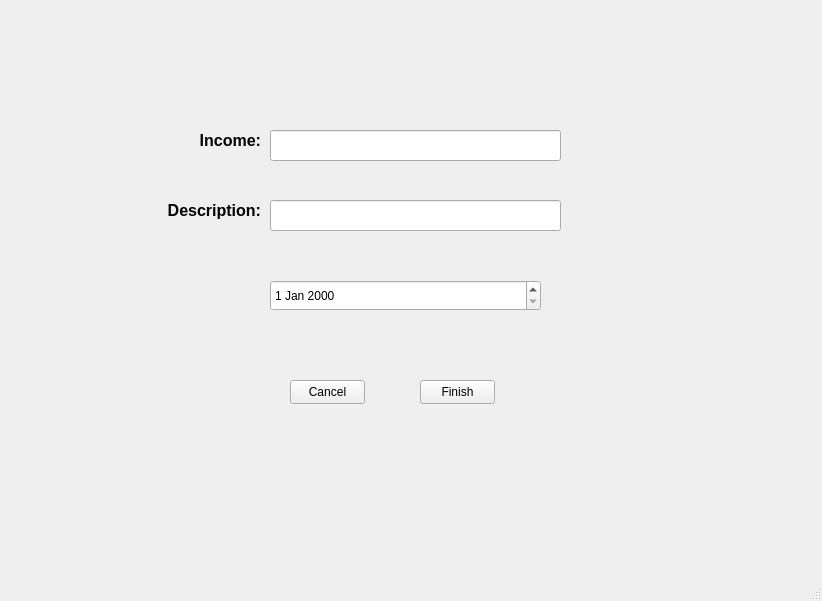
First picture: the form in mainwindow.ui, repository WangBo-YL/QtBudget, before the edit.
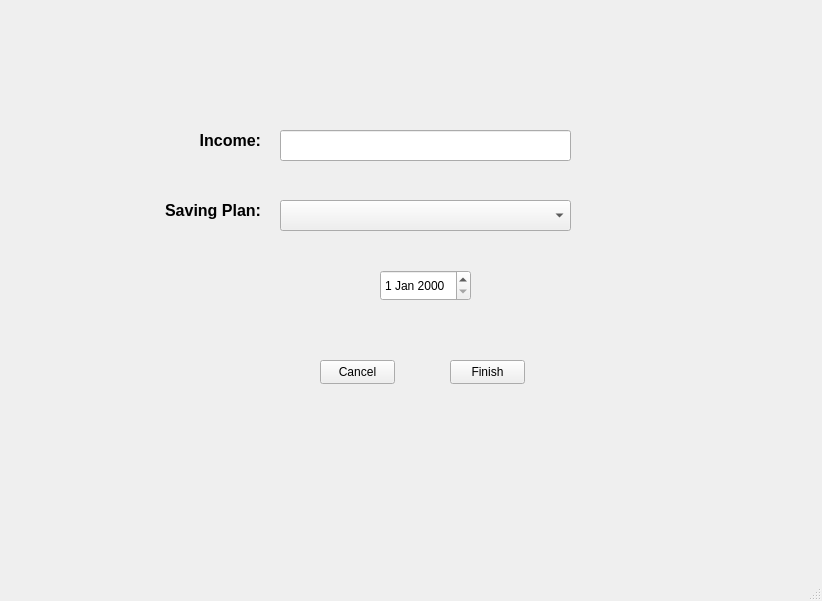
Second picture: the form after the edit. The open tabs and pages were chosen to show the change. Icons and pictures are not drawn.

Commit message: create expense class, saving class, income class, update initializedatabase function to add these tales into the database.

```diff
--- a/mainwindow.ui
+++ b/mainwindow.ui
@@ -1250,8 +1250,8 @@
      <widget class="QPushButton" name="cancelAddIncomeButton">
       <property name="geometry">
        <rect>
-        <x>280</x>
-        <y>370</y>
+        <x>310</x>
+        <y>350</y>
         <width>75</width>
         <height>24</height>
        </rect>
@@ -1276,7 +1276,7 @@
        </font>
       </property>
       <property name="text">
-       <string>Description:</string>
+       <string>Saving Plan:</string>
       </property>
       <property name="alignment">
        <set>Qt::AlignRight|Qt::AlignTrailing|Qt::AlignVCenter</set>
@@ -1307,8 +1307,8 @@
      <widget class="QPushButton" name="finishAddIncomeButton">
       <property name="geometry">
        <rect>
-        <x>410</x>
-        <y>370</y>
+        <x>440</x>
+        <y>350</y>
         <width>75</width>
         <height>24</height>
        </rect>
@@ -1320,32 +1320,29 @@
      <widget class="QLineEdit" name="newIncomeInput">
       <property name="geometry">
        <rect>
-        <x>260</x>
+        <x>270</x>
         <y>120</y>
         <width>291</width>
         <height>31</height>
        </rect>
       </property>
      </widget>
-     <widget class="QLineEdit" name="incomeDescriptionInput">
-      <property name="geometry">
-       <rect>
-        <x>260</x>
-        <y>190</y>
-        <width>291</width>
-        <height>31</height>
-       </rect>
-      </property>
-      <property name="text">
-       <string/>
-      </property>
-     </widget>
      <widget class="QDateEdit" name="intcomeDateEdit">
       <property name="geometry">
        <rect>
-        <x>260</x>
-        <y>270</y>
-        <width>271</width>
+        <x>370</x>
+        <y>260</y>
+        <width>91</width>
+        <height>31</height>
+       </rect>
+      </property>
+     </widget>
+     <widget class="QComboBox" name="savingCombobox">
+      <property name="geometry">
+       <rect>
+        <x>270</x>
+        <y>190</y>
+        <width>291</width>
         <height>31</height>
        </rect>
       </property>
```
Left out of the diff: 4 changed lines with no effect on the pictures. The commit also changes 7 other files.
